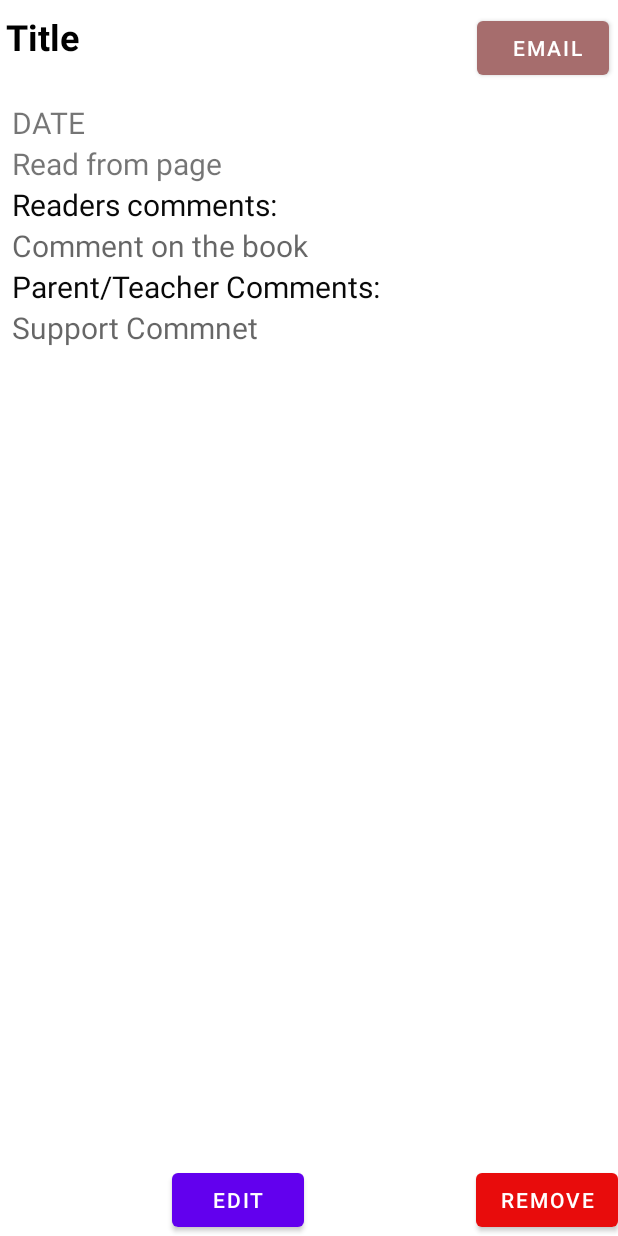
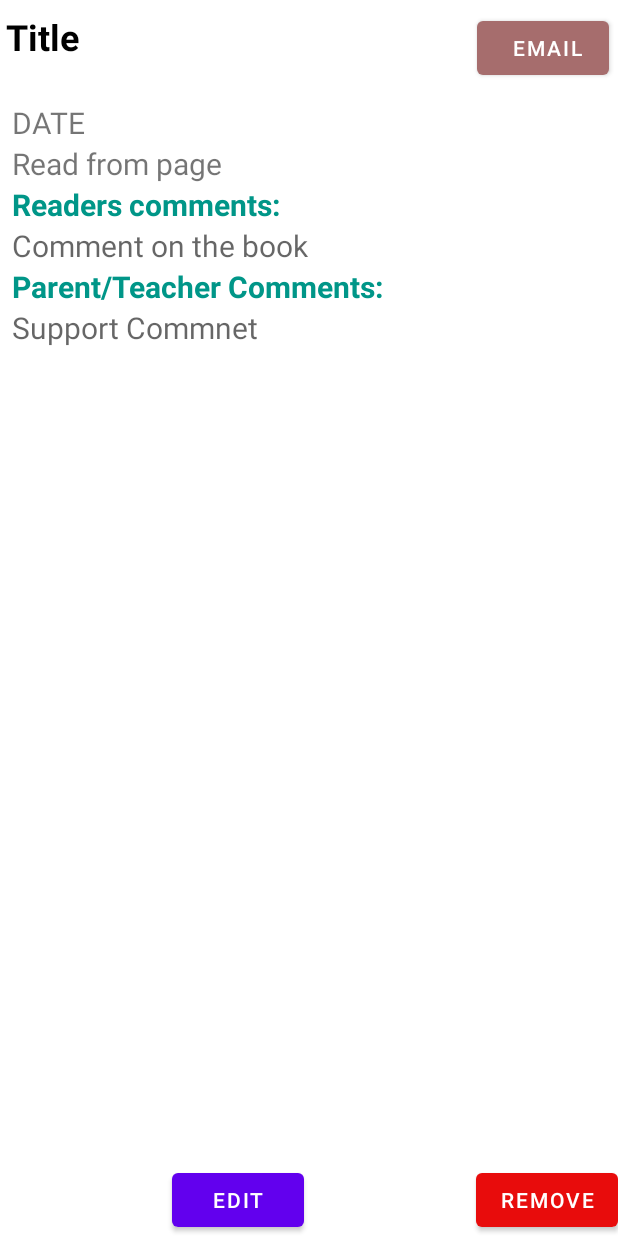
Before and after one commit to eliasdewan/Android-app---BookDiary, an Android app: the layout activity_view.xml on its own in the app's theme, with its tools: preview values and no code run, on a phone screen of 412 x 824 dp. Run offline under Robolectric (Android 15) with nearby library versions, the phone set to English and light mode, and no system bars.

```diff
--- a/app/src/main/java/com/example/resfingdiaryapp/edit.java
+++ b/app/src/main/java/com/example/resfingdiaryapp/edit.java
@@ -2,6 +2,7 @@ package com.example.resfingdiaryapp;
 
 import androidx.appcompat.app.AppCompatActivity;
 
+import android.content.Intent;
 import android.os.Bundle;
 import android.util.Log;
 import android.view.View;
@@ -84,6 +85,8 @@ public class edit extends AppCompatActivity {
 
             helper.update(rowId,titleString,fromInt,toInt,timeString,commentString,supportCommentString);
             Message.message(getApplicationContext(),"Edit successful");
+            Intent intent = getIntent();
+            setResult(RESULT_OK, intent);
             finish();
             //name.setText("");
         }
--- a/app/src/main/java/com/example/resfingdiaryapp/myDbAdapter.java
+++ b/app/src/main/java/com/example/resfingdiaryapp/myDbAdapter.java
@@ -43,7 +43,7 @@ public class myDbAdapter {
             String dateTime = cursor.getString(cursor.getColumnIndexOrThrow(myDbHelper.DateTime));
             String readerComment = cursor.getString(cursor.getColumnIndexOrThrow(myDbHelper.ReaderComment));
             String supportComment = cursor.getString(cursor.getColumnIndexOrThrow(myDbHelper.SupportComment));
-            buffer.append(cid+" "+title+" "+fromPage+" "+toPage+" "+dateTime+" "+readerComment+" "+supportComment+" \n");
+            buffer.append((">"+cid+" "+title+" "+fromPage+" "+toPage+" "+dateTime+" "+readerComment+" "+supportComment).replaceAll("[\r\n]+", " ")+" \n");
         }
         return buffer.toString();
     }
--- a/app/src/main/res/layout/activity_view.xml
+++ b/app/src/main/res/layout/activity_view.xml
@@ -79,8 +79,9 @@
                 android:layout_width="match_parent"
                 android:layout_height="wrap_content"
                 android:text="Readers comments:"
-                android:textColor="#090909"
-                android:textSize="20sp" />
+                android:textColor="#009688"
+                android:textSize="20sp"
+                android:textStyle="bold" />
 
             <TextView
                 android:id="@+id/commentBook"
@@ -89,6 +90,7 @@
                 android:ems="10"
                 android:gravity="start|top"
                 android:hint="Comment on the book"
+                android:textColor="#A8000000"
                 android:textSize="20sp" />
 
             <TextView
@@ -96,8 +98,9 @@
                 android:layout_width="match_parent"
                 android:layout_height="wrap_content"
                 android:text="Parent/Teacher Comments:"
-                android:textColor="#090909"
-                android:textSize="20sp" />
+                android:textColor="#009688"
+                android:textSize="20sp"
+                android:textStyle="bold" />
 
             <TextView
                 android:id="@+id/supportComment"
@@ -108,6 +111,7 @@
                 android:ems="10"
                 android:gravity="start|top"
                 android:hint="Support Commnet"
+                android:textColor="#000000"
                 android:textSize="20sp"
                 app:layout_constraintEnd_toEndOf="parent"
                 app:layout_constraintStart_toStartOf="parent" />
```
Also changed, not shown: app/src/main/java/com/example/resfingdiaryapp/MainActivity.java (+23 -6 lines), app/src/main/java/com/example/resfingdiaryapp/view.java (+41 -3 lines).
